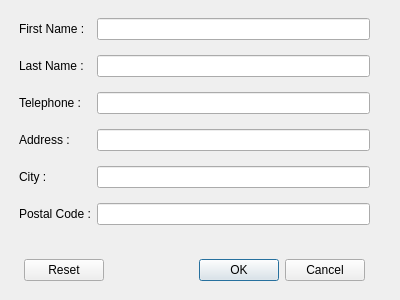
First picture: the form in TPQtIntroduction/dialogaddclient.ui, repository Lydie-Pierrick/TP2-QT-INTRO, before the edit.
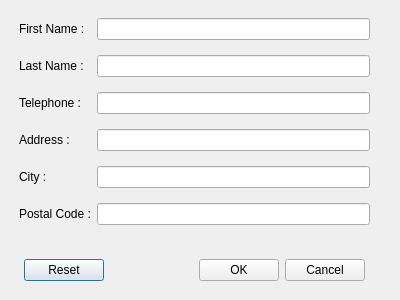
Second picture: the form after the edit.

Diff of the .ui file:
```diff
--- a/TPQtIntroduction/dialogaddclient.ui
+++ b/TPQtIntroduction/dialogaddclient.ui
@@ -116,12 +116,16 @@
      </spacer>
     </item>
     <item>
-     <widget class="QDialogButtonBox" name="buttonBox">
-      <property name="orientation">
-       <enum>Qt::Horizontal</enum>
+     <widget class="QPushButton" name="pushButton_ok">
+      <property name="text">
+       <string>OK</string>
       </property>
-      <property name="standardButtons">
-       <set>QDialogButtonBox::Cancel|QDialogButtonBox::Ok</set>
+     </widget>
+    </item>
+    <item>
+     <widget class="QPushButton" name="pushButton_cancel">
+      <property name="text">
+       <string>Cancel</string>
       </property>
      </widget>
     </item>
```
Left out of the diff: 37 changed lines with no effect on the pictures.
